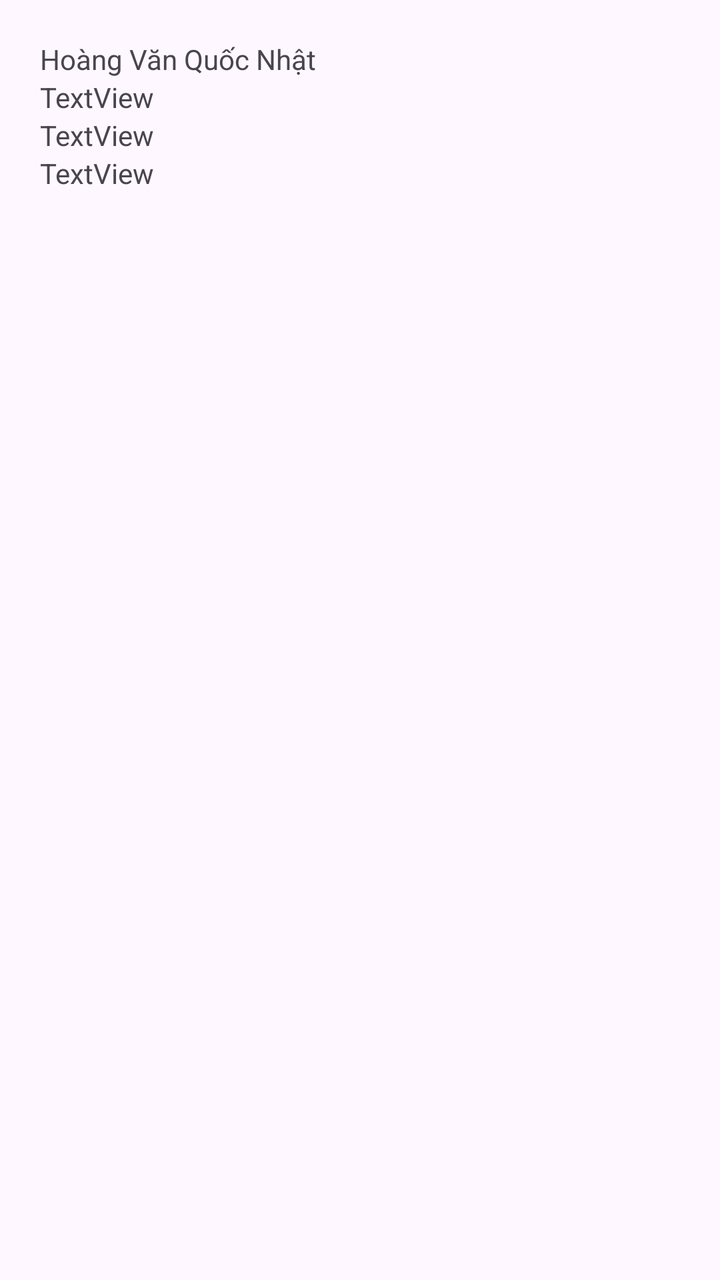
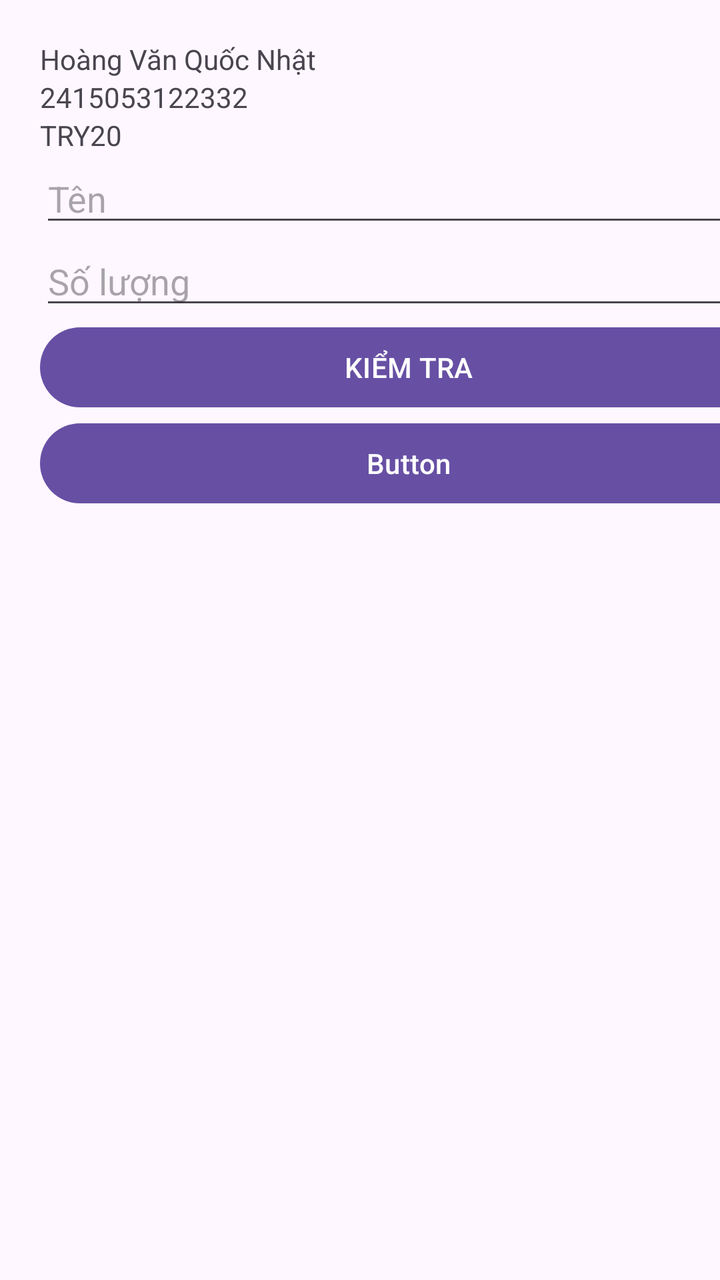

Compare the two renders of this Android layout. The source of the first and the diff that turns it into the second are given below.
<!-- AndroidManifest.xml: application theme Theme._126LTTD01_Act74_2415053122332 -->
<!-- res/layout/activity_main.xml -->
<?xml version="1.0" encoding="utf-8"?>
<androidx.constraintlayout.widget.ConstraintLayout xmlns:android="http://schemas.android.com/apk/res/android"
    xmlns:app="http://schemas.android.com/apk/res-auto"
    xmlns:tools="http://schemas.android.com/tools"
    android:id="@+id/main"
    android:layout_width="match_parent"
    android:layout_height="match_parent"
    tools:context=".MainActivity">

    <LinearLayout
        android:layout_width="409dp"
        android:layout_height="729dp"
        android:orientation="vertical"
        android:padding="20dp"
        app:layout_constraintStart_toStartOf="parent"
        app:layout_constraintTop_toTopOf="parent">

        <TextView
            android:id="@+id/txtHoTen"
            android:layout_width="match_parent"
            android:layout_height="wrap_content"
            android:text="Hoàng Văn Quốc Nhật" />

        <TextView
            android:id="@+id/textView3"
            android:layout_width="match_parent"
            android:layout_height="wrap_content"
            android:text="TextView" />

        <TextView
            android:id="@+id/textView4"
            android:layout_width="match_parent"
            android:layout_height="wrap_content"
            android:text="TextView" />

        <TextView
            android:id="@+id/textView5"
            android:layout_width="match_parent"
            android:layout_height="wrap_content"
            android:text="TextView" />
    </LinearLayout>
</androidx.constraintlayout.widget.ConstraintLayout>
<!-- resources referenced by this layout -->
<resources>
  <style name="Theme._126LTTD01_Act74_2415053122332" parent="Base.Theme._126LTTD01_Act74_2415053122332" />
  <style name="Base.Theme._126LTTD01_Act74_2415053122332" parent="Theme.Material3.DayNight.NoActionBar">
          
          
      </style>
</resources>

<!-- the commit's change to res/layout/activity_main.xml (unified diff, before → after) -->
@@ -22,21 +22,44 @@
             android:text="Hoàng Văn Quốc Nhật" />
 
         <TextView
-            android:id="@+id/textView3"
+            android:id="@+id/txtMsv"
             android:layout_width="match_parent"
             android:layout_height="wrap_content"
-            android:text="TextView" />
+            android:text="2415053122332" />
 
         <TextView
-            android:id="@+id/textView4"
+            android:id="@+id/txtSinhVien"
             android:layout_width="match_parent"
             android:layout_height="wrap_content"
-            android:text="TextView" />
+            android:text="TRY20" />
 
-        <TextView
-            android:id="@+id/textView5"
+        <EditText
+            android:id="@+id/edtTen"
             android:layout_width="match_parent"
             android:layout_height="wrap_content"
-            android:text="TextView" />
+            android:ems="10"
+            android:inputType="text"
+            android:hint="Tên" />
+
+        <EditText
+            android:id="@+id/edtSoLuong"
+            android:layout_width="match_parent"
+            android:layout_height="wrap_content"
+            android:ems="10"
+            android:inputType="text"
+            android:hint="Số lượng" />
+
+        <Button
+            android:id="@+id/btnKiemTra"
+            android:layout_width="match_parent"
+            android:layout_height="wrap_content"
+            android:text="KIỂM TRA" />
+
+        <Button
+            android:id="@+id/button2"
+            android:layout_width="match_parent"
+            android:layout_height="wrap_content"
+            android:text="Button" />
+
     </LinearLayout>
 </androidx.constraintlayout.widget.ConstraintLayout>
